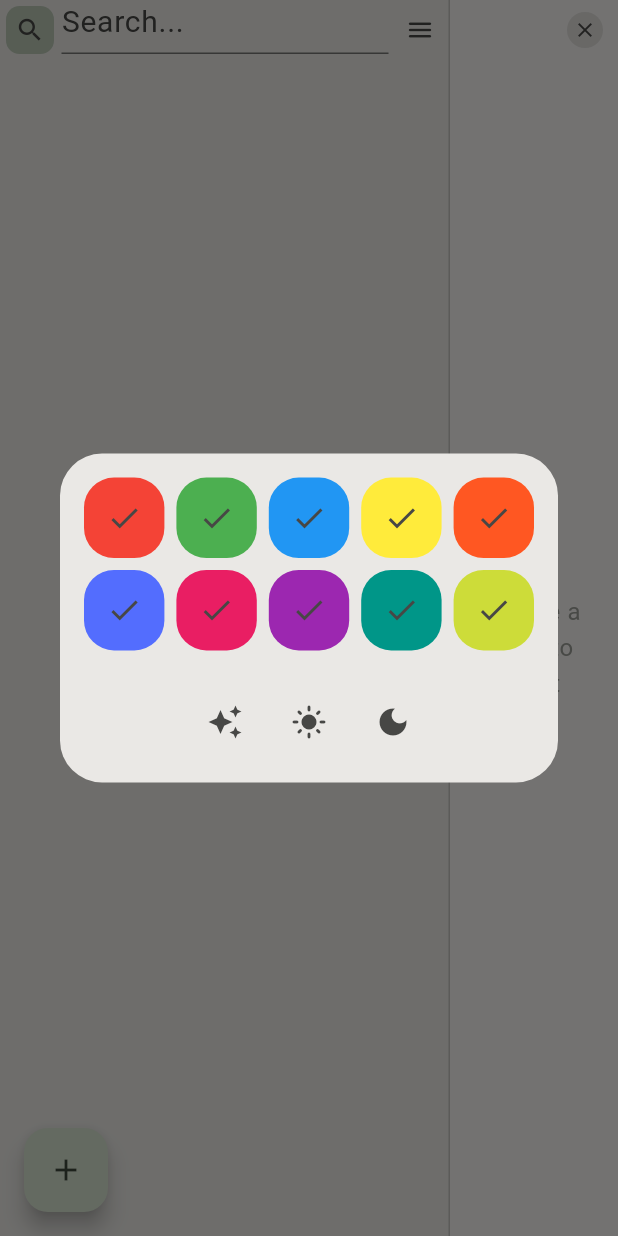
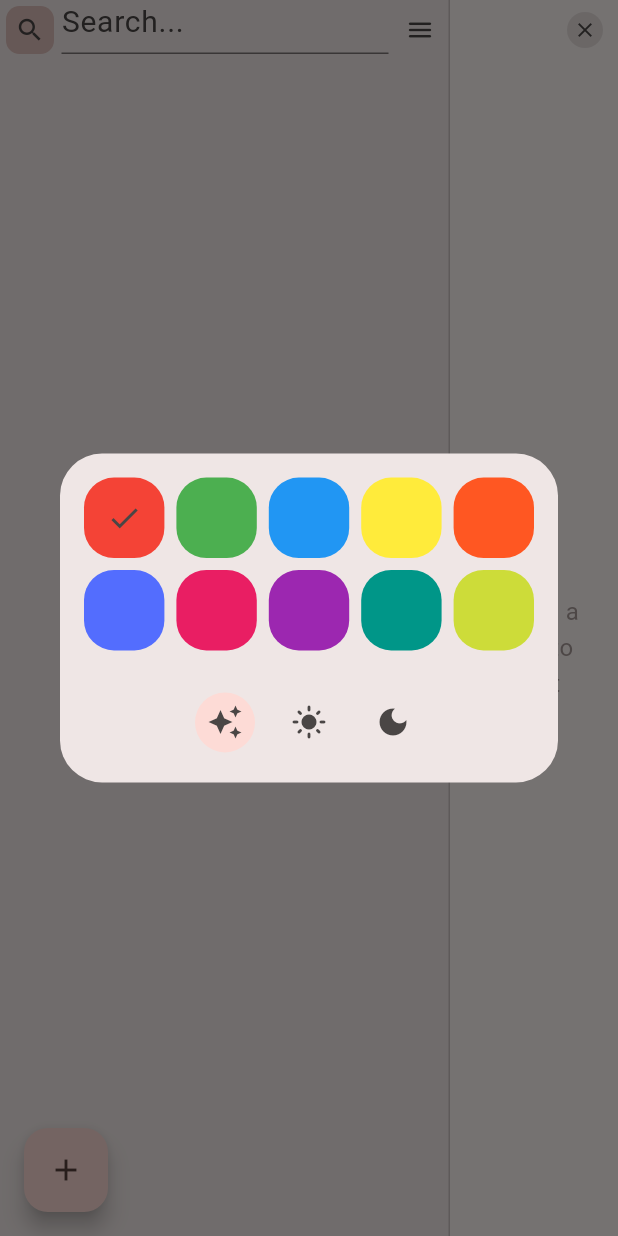
Before and after one commit to reimeri/flutter-notes, a Flutter app: the screen it shows after launch, after a tap on the "search" icon, after a tap on the "menu" icon, on a phone screen of 412 x 824 dp. Run offline on Flutter 3.47's test engine with Material 3 defaults, Android fonts, the phone set to English and light mode, and no system bars; our stand-ins replace shared_preferences; missing offline and left inert: window_manager.

Commit message:
Implement theme settings.

```diff
--- /dev/null
+++ b/devtools_options.yaml
@@ -0,0 +1,3 @@
+description: This file stores settings for Dart & Flutter DevTools.
+documentation: https://docs.flutter.dev/tools/devtools/extensions#configure-extension-enablement-states
+extensions:
--- a/lib/components/fake_native_window_bar.dart
+++ b/lib/components/fake_native_window_bar.dart
@@ -1,4 +1,3 @@
-import 'package:NoteIt/components/settings_menu.dart';
 import 'package:NoteIt/note.dart';
 import 'package:NoteIt/utils/misc.dart';
 import 'package:flutter/material.dart';
--- a/lib/components/settings_menu.dart
+++ b/lib/components/settings_menu.dart
@@ -1,7 +1,15 @@
+import 'package:NoteIt/main.dart';
 import 'package:flutter/material.dart';
 
 class SettingsMenu extends StatelessWidget {
-  const SettingsMenu({super.key});
+  const SettingsMenu({
+    super.key,
+    required this.selectedColorTheme,
+    required this.selectedThemeMode,
+  });
+
+  final Color selectedColorTheme;
+  final ThemeMode selectedThemeMode;
 
   @override
   Widget build(BuildContext context) {
@@ -23,20 +31,12 @@ class SettingsMenu extends StatelessWidget {
                     crossAxisSpacing: 8,
                     mainAxisSpacing: 8,
                     children: [
-                      for (final color in [
-                        Colors.red,
-                        Colors.green,
-                        Colors.blue,
-                        Colors.yellow,
-                        Colors.deepOrange,
-                        Colors.indigoAccent,
-                        Colors.pink,
-                        Colors.purple,
-                        Colors.teal,
-                        Colors.lime,
-                      ])
+                      for (final color in colorThemes)
                         IconButton(
-                          onPressed: () => Navigator.pop(context, false),
+                          onPressed: () => Navigator.pop(context, {
+                            "colorTheme": color,
+                            "themeMode": selectedThemeMode,
+                          }),
                           style: ButtonStyle(
                             backgroundColor: WidgetStateProperty.all(color),
                             shape: WidgetStateProperty.all(
@@ -45,7 +45,10 @@ class SettingsMenu extends StatelessWidget {
                               ),
                             ),
                           ),
-                          icon: Icon(Icons.check),
+                          icon:
+                              selectedColorTheme.toARGB32() == color.toARGB32()
+                              ? Icon(Icons.check)
+                              : Icon(null),
                         ),
                     ],
                   ),
@@ -56,19 +59,55 @@ class SettingsMenu extends StatelessWidget {
                     overflowSpacing: 8.0,
                     children: <Widget>[
                       IconButton(
+                        onPressed: () => Navigator.pop(context, {
+                          "colorTheme": selectedColorTheme,
+                          "themeMode": ThemeMode.system,
+                        }),
                         icon: Icon(Icons.auto_awesome),
                         tooltip: "System",
-                        onPressed: () {},
+                        style: selectedThemeMode == ThemeMode.system
+                            ? ButtonStyle(
+                                backgroundColor: WidgetStateProperty.all(
+                                  Theme.of(
+                                    context,
+                                  ).colorScheme.primaryContainer,
+                                ),
+                              )
+                            : null,
                       ),
                       IconButton(
+                        onPressed: () => Navigator.pop(context, {
+                          "colorTheme": selectedColorTheme,
+                          "themeMode": ThemeMode.light,
+                        }),
                         icon: Icon(Icons.light_mode),
                         tooltip: "Light",
-                        onPressed: () {},
+                        style: selectedThemeMode == ThemeMode.light
+                            ? ButtonStyle(
+                                backgroundColor: WidgetStateProperty.all(
+                                  Theme.of(
+                                    context,
+                                  ).colorScheme.primaryContainer,
+                                ),
+                              )
+                            : null,
                       ),
                       IconButton(
+                        onPressed: () => Navigator.pop(context, {
+                          "colorTheme": selectedColorTheme,
+                          "themeMode": ThemeMode.dark,
+                        }),
                         icon: Icon(Icons.dark_mode),
                         tooltip: "Dark",
-                        onPressed: () {},
+                        style: selectedThemeMode == ThemeMode.dark
+                            ? ButtonStyle(
+                                backgroundColor: WidgetStateProperty.all(
+                                  Theme.of(
+                                    context,
+                                  ).colorScheme.primaryContainer,
+                                ),
+                              )
+                            : null,
                       ),
                     ],
                   ),
--- a/lib/main.dart
+++ b/lib/main.dart
@@ -6,9 +6,23 @@ import 'package:NoteIt/utils/auto_debounce.dart';
 import 'package:NoteIt/utils/misc.dart';
 import 'package:NoteIt/utils/file_utils.dart';
 import 'package:NoteIt/note.dart';
+import 'package:shared_preferences/shared_preferences.dart';
 import 'package:window_manager/window_manager.dart';
 
 final autoSave = AutoDebouncer();
+
+final colorThemes = [
+  Colors.red,
+  Colors.green,
+  Colors.blue,
+  Colors.yellow,
+  Colors.deepOrange,
+  Colors.indigoAccent,
+  Colors.pink,
+  Colors.purple,
+  Colors.teal,
+  Colors.lime,
+];
 
 void main() {
   WidgetsFlutterBinding.ensureInitialized();
@@ -26,49 +40,94 @@ void main() {
     await windowManager.focus();
   });
 
-  runApp(const MyApp());
+  runApp(MyApp());
 }
 
-class MyApp extends StatelessWidget {
+class MyApp extends StatefulWidget {
   const MyApp({super.key});
+
+  @override
+  State<MyApp> createState() => _MyAppState();
+}
+
+class _MyAppState extends State<MyApp> {
+  Color _selectedColorTheme = colorThemes[0];
+  ThemeMode _themeMode = ThemeMode.system;
+
+  @override
+  void initState() {
+    super.initState();
+    _loadTheme();
+    _loadColorTheme();
+  }
+
+  void _loadTheme() async {
+    final prefs = await SharedPreferences.getInstance();
+    final index = prefs.getInt('themeMode') ?? ThemeMode.system.index;
+    setState(() => _themeMode = ThemeMode.values[index]);
+  }
+
+  void changeTheme(ThemeMode mode) async {
+    final prefs = await SharedPreferences.getInstance();
+    await prefs.setInt('themeMode', mode.index);
+    setState(() => _themeMode = mode);
+  }
+
+  void _loadColorTheme() async {
+    final prefs = await SharedPreferences.getInstance();
+    final index = prefs.getInt('colorTheme') ?? colorThemes[0].toARGB32();
+    setState(() => _selectedColorTheme = Color(index));
+  }
+
+  void changeColorTheme(Color color) async {
+    final prefs = await SharedPreferences.getInstance();
+    await prefs.setInt('colorTheme', color.toARGB32());
+    setState(() => _selectedColorTheme = color);
+  }
 
   // This widget is the root of your application.
   @override
   Widget build(BuildContext context) {
     return MaterialApp(
-      title: 'Flutter Demo',
+      title: 'NoteIt',
+      themeMode: _themeMode,
       theme: ThemeData(
         colorScheme: .fromSeed(
-          seedColor: Colors.green,
+          seedColor: _selectedColorTheme,
           dynamicSchemeVariant: DynamicSchemeVariant.neutral,
         ),
       ),
       darkTheme: ThemeData(
         brightness: Brightness.dark,
         colorScheme: .fromSeed(
-          seedColor: Colors.green,
+          seedColor: _selectedColorTheme,
           dynamicSchemeVariant: DynamicSchemeVariant.neutral,
           brightness: Brightness.dark,
         ),
       ),
-      home: const MyHomePage(title: 'Flutter Demo Home Page'),
+      home: MyHomePage(
+        selectedColorTheme: _selectedColorTheme,
+        selectedThemeMode: _themeMode,
+        onColorThemeChange: changeColorTheme,
+        onThemeModeChange: changeTheme,
+      ),
     );
   }
 }
 
 class MyHomePage extends StatefulWidget {
-  const MyHomePage({super.key, required this.title});
+  MyHomePage({
+    super.key,
+    required this.selectedColorTheme,
+    required this.selectedThemeMode,
+    required this.onColorThemeChange,
+    required this.onThemeModeChange,
+  });
 
-  // This widget is the home page of your application. It is stateful, meaning
-  // that it has a State object (defined below) that contains fields that affect
-  // how it looks.
-
-  // This class is the configuration for the state. It holds the values (in this
-  // case the title) provided by the parent (in this case the App widget) and
-  // used by the build method of the State. Fields in a Widget subclass are
-  // always marked "final".
-
-  final String title;
+  Color selectedColorTheme;
+  ThemeMode selectedThemeMode;
+  void Function(Color color) onColorThemeChange;
+  void Function(ThemeMode mode) onThemeModeChange;
 
   @override
   State<MyHomePage> createState() => _MyHomePageState();
@@ -84,6 +143,7 @@ class _MyHomePageState extends State<MyHomePage> {
 
   @override
   void initState() {
+    super.initState();
     Future<List<Note>> loadedNotes = loadSavedNotes();
     loadedNotes.then((value) {
       setState(() {
@@ -91,7 +151,6 @@ class _MyHomePageState extends State<MyHomePage> {
         _visibleNotes = _notes;
       });
     });
-    super.initState();
   }
 
   void _updateNoteFiltering(String searchText) {
@@ -128,13 +187,25 @@ class _MyHomePageState extends State<MyHomePage> {
   }
 
   void _toggleMenu() {
-    final resultFut = showDialog<bool>(
+    final resultFut = showDialog<Map<String, dynamic>>(
       context: context,
-      builder: (ctx) => SettingsMenu(),
+      builder: (ctx) => SettingsMenu(
+        selectedThemeMode: widget.selectedThemeMode,
+        selectedColorTheme: widget.selectedColorTheme,
+      ),
     );
 
     resultFut.then((val) {
       print(val);
+
+      if (val == null) {
+        return;
+      }
+
+      setState(() {
+        widget.onColorThemeChange(val["colorTheme"]);
+        widget.onThemeModeChange(val["themeMode"]);
+      });
     });
   }
 
@@ -213,7 +284,7 @@ class _MyHomePageState extends State<MyHomePage> {
                         decoration: InputDecoration(
                           hintText: _selectedNote != null
                               ? "Your note here..."
-                              : "Create a note to start",
+                              : "Select a note to start",
                           hintStyle: TextStyle(
                             color: Theme.of(
                               context,
--- a/pubspec.yaml
+++ b/pubspec.yaml
@@ -37,6 +37,7 @@ dependencies:
   window_manager: ^0.5.1
   path_provider: ^2.1.5
   path: ^1.9.1
+  shared_preferences: ^2.5.4
 
 dev_dependencies:
   flutter_test:
```
Also changed, not shown: pubspec.lock, 1 other file.
